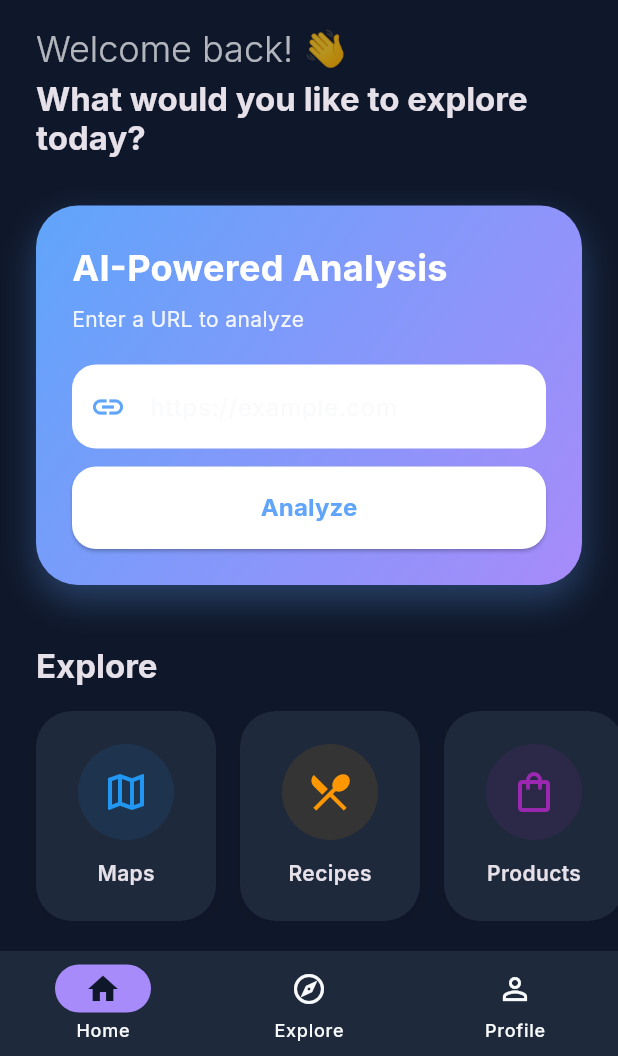
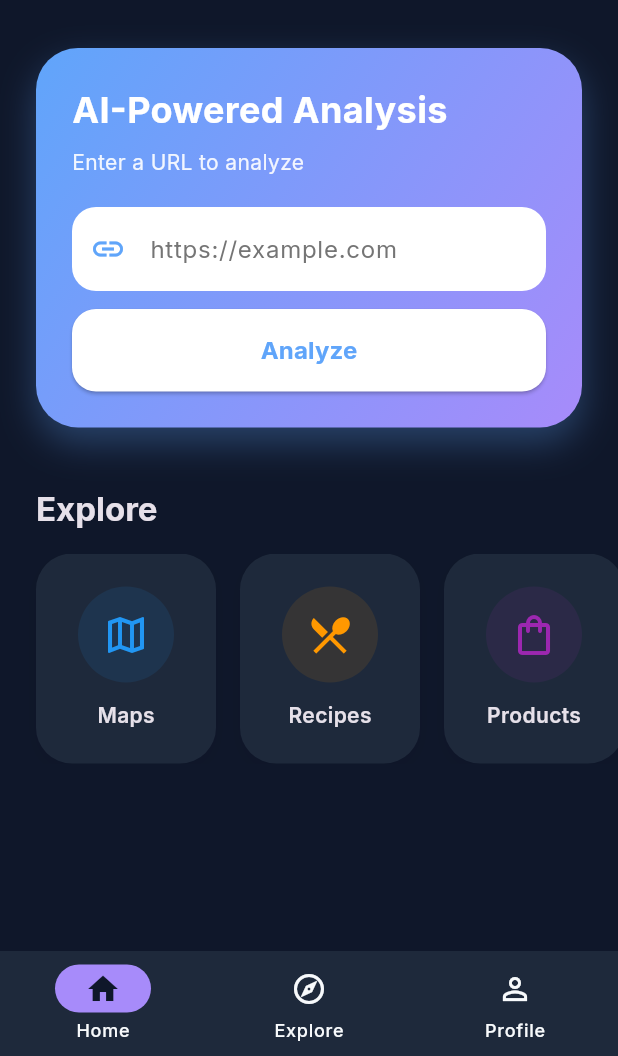
Before and after one commit to BerkT2/Aura-One, a Flutter app: the screen it shows after launch, on a phone screen of 412 x 824 dp, the part 180-1236 px from its top. Run offline on Flutter 3.47's test engine with Material 3 defaults, Android fonts, the phone set to English and light mode, and no system bars; our stand-ins replace flutter_map, geolocator, google_fonts, latlong2.

Commit message:
Home screen update

```diff
--- a/lib/screens/home_screen.dart
+++ b/lib/screens/home_screen.dart
@@ -126,33 +126,8 @@ class _HomeScreenState extends State<HomeScreen> with SingleTickerProviderStateM
   }
 
   SliverToBoxAdapter _buildWelcomeSection(BuildContext context) {
-    return SliverToBoxAdapter(
-      child: FadeTransition(
-        opacity: _fadeAnimation,
-        child: Padding(
-          padding: const EdgeInsets.fromLTRB(24, 16, 24, 8),
-          child: Column(
-            crossAxisAlignment: CrossAxisAlignment.start,
-            children: [
-              Text(
-                'Welcome back! 👋',
-                style: Theme.of(context).textTheme.headlineSmall?.copyWith(
-                      fontWeight: FontWeight.w300,
-                      color: Theme.of(context).colorScheme.onBackground.withOpacity(0.7),
-                    ),
-              ),
-              const SizedBox(height: 4),
-              Text(
-                'What would you like to explore today?',
-                style: Theme.of(context).textTheme.titleLarge?.copyWith(
-                      fontWeight: FontWeight.bold,
-                      height: 1.2,
-                    ),
-              ),
-            ],
-          ),
-        ),
-      ),
+    return const SliverToBoxAdapter(
+      child: SizedBox(height: 8),
     );
   }
 
@@ -209,8 +184,10 @@ class _HomeScreenState extends State<HomeScreen> with SingleTickerProviderStateM
                   ),
                   child: TextField(
                     controller: _urlController,
+                    style: const TextStyle(color: Colors.black87),
                     decoration: InputDecoration(
                       hintText: 'https://example.com',
+                      hintStyle: TextStyle(color: Colors.grey[600]),
                       prefixIcon: Icon(Icons.link, color: Theme.of(context).colorScheme.primary),
                       border: InputBorder.none,
                       contentPadding: const EdgeInsets.all(16),
```
